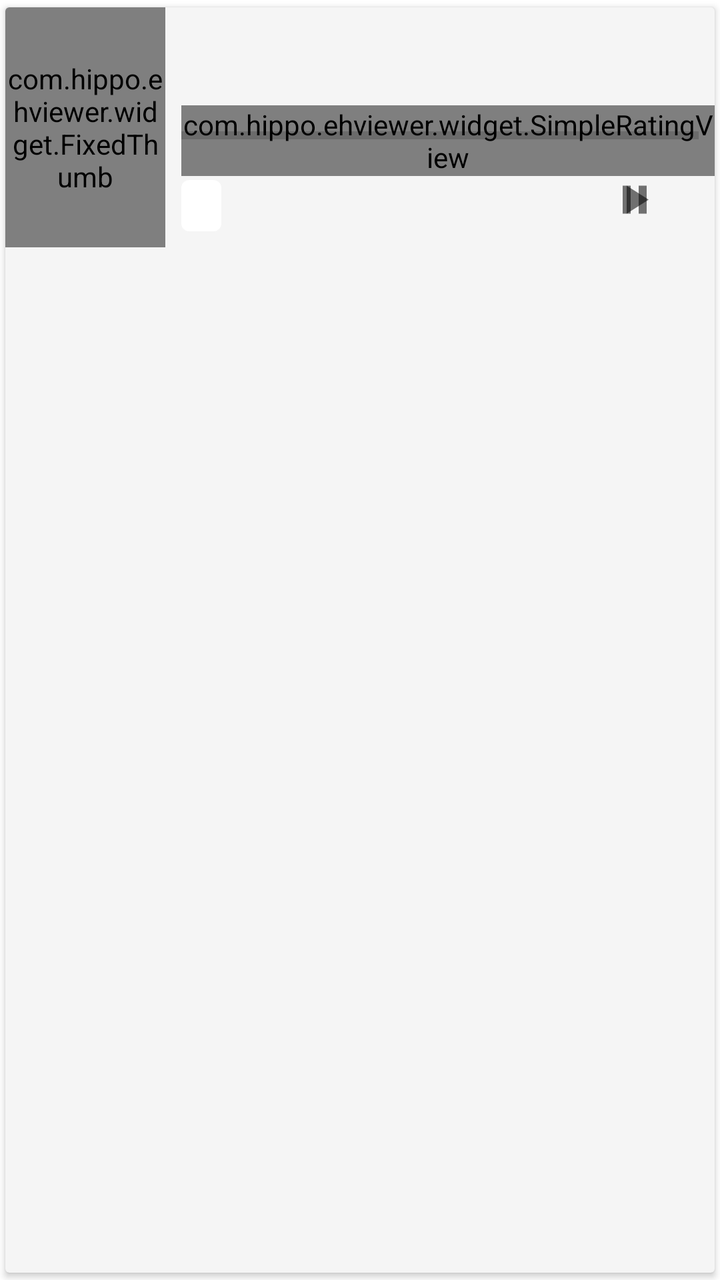
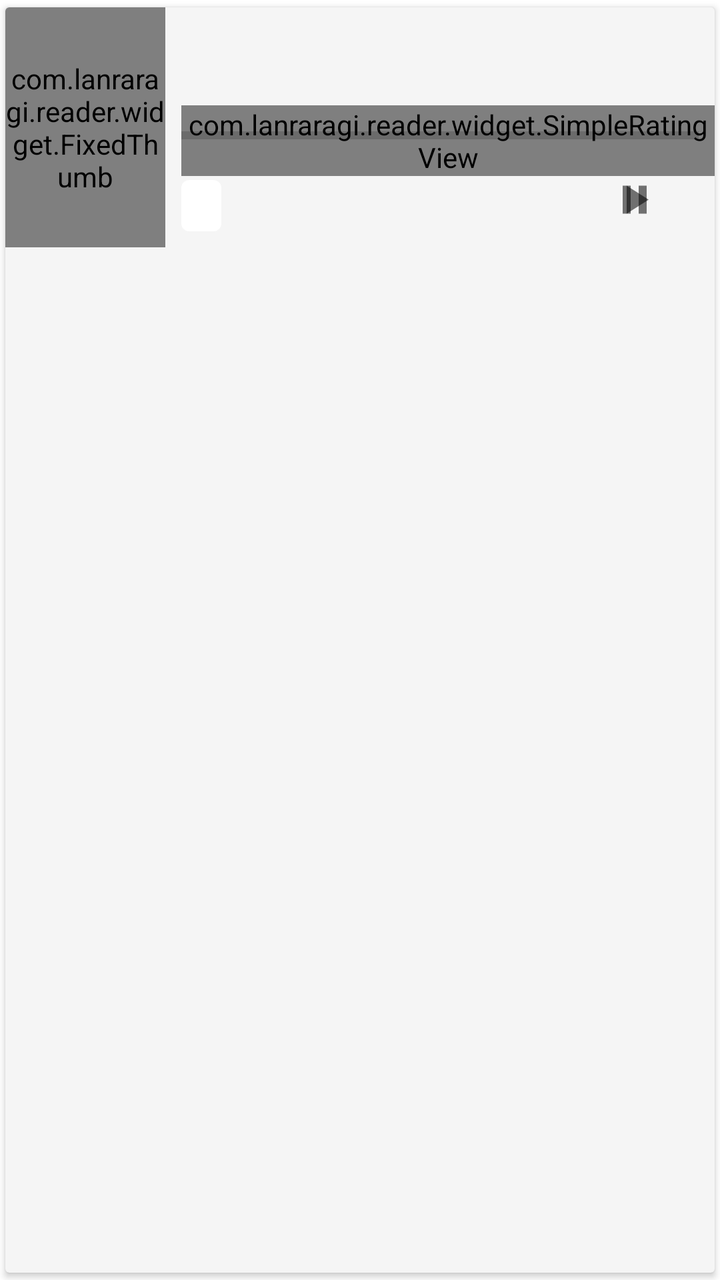

Compare the two renders of this Android layout. The source of the first and the diff that turns it into the second are given below.
<!-- AndroidManifest.xml: application theme AppTheme -->
<!-- res/layout/item_download.xml -->
<?xml version="1.0" encoding="utf-8"?>
<androidx.cardview.widget.CardView
    xmlns:android="http://schemas.android.com/apk/res/android"
    xmlns:tools="http://schemas.android.com/tools"
    xmlns:app="http://schemas.android.com/apk/res-auto"
    android:layout_width="match_parent"
    android:layout_height="wrap_content"
    android:layout_margin="2dp"
    style="@style/CardView.Reactive">

    
    <RelativeLayout
        android:layout_width="match_parent"
        android:layout_height="wrap_content">

            <com.hippo.ehviewer.widget.FixedThumb
                android:id="@+id/thumb"
                android:layout_width="@dimen/gallery_list_thumb_width"
                android:layout_height="@dimen/gallery_list_thumb_height"
                app:retryType="longClick"
                app:minAspect="0.333"
                app:maxAspect="1.333"/>


            <TextView
                android:id="@+id/title"
                style="@style/CardTitle"
                android:layout_width="wrap_content"
                android:layout_height="wrap_content"
                android:layout_alignParentTop="true"
                android:layout_marginStart="8dp"
                android:layout_marginEnd="8dp"
                android:layout_marginTop="4dp"
                android:layout_toEndOf="@id/thumb"/>

            <TextView
                android:id="@+id/uploader"
                style="@style/CardMessage"
                android:layout_width="wrap_content"
                android:layout_height="wrap_content"
                android:layout_alignStart="@id/title"
                android:layout_below="@id/title"
                android:layout_marginTop="2dp"/>

            
            <com.hippo.ehviewer.widget.SimpleRatingView
                android:id="@+id/rating"
                android:layout_width="wrap_content"
                android:layout_height="wrap_content"
                android:layout_alignStart="@id/title"
                android:layout_above="@id/source_server"
                android:layout_marginBottom="2dp"/>

            <TextView
                android:id="@+id/source_server"
                android:layout_width="wrap_content"
                android:layout_height="wrap_content"
                android:layout_alignStart="@id/title"
                android:layout_alignBottom="@id/thumb"
                android:layout_marginBottom="8dp"
                android:background="@drawable/lrr_server_badge_bg"
                android:paddingStart="10dp"
                android:paddingEnd="10dp"
                android:paddingTop="4dp"
                android:paddingBottom="4dp"
                android:maxWidth="140dp"
                android:maxLines="1"
                android:ellipsize="end"
                android:fontFamily="sans-serif-medium"
                android:textSize="13sp"
                android:textAllCaps="true"
                android:letterSpacing="0.04" />

            <TextView
                android:id="@+id/category"
                style="@style/CardMessage"
                android:layout_width="wrap_content"
                android:layout_height="wrap_content"
                android:layout_alignStart="@id/title"
                android:layout_alignBottom="@id/thumb"
                android:layout_marginBottom="8dp"
                android:paddingBottom="2dp"
                android:paddingStart="8dp"
                android:paddingEnd="8dp"
                android:paddingTop="2dp"
                android:textColor="@android:color/white"
                android:textAllCaps="true"/>

            <TextView
                android:id="@+id/read_progress"
                style="@style/ReadProgress"
                android:layout_width="wrap_content"
                android:layout_height="wrap_content"
                android:layout_alignBottom="@id/thumb"
                android:layout_toEndOf="@id/category"
                android:layout_marginBottom="8dp"
                android:paddingStart="8dp"
                android:paddingTop="2dp"
                android:paddingEnd="8dp"
                android:paddingBottom="2dp"
                android:textAllCaps="true" />

            <FrameLayout
                android:id="@+id/actions"
                android:layout_width="wrap_content"
                android:layout_height="wrap_content"
                android:layout_alignBottom="@+id/thumb"
                android:layout_alignParentEnd="true"
                android:paddingEnd="8dp"
                tools:ignore="RtlSymmetry">

                
                <ImageView
                    android:id="@+id/start"
                    android:layout_width="48dp"
                    android:layout_height="48dp"
                    android:padding="12dp"
                    android:layout_marginEnd="8dp"
                    android:contentDescription="@string/cd_start_download"
                    app:srcCompat="@drawable/v_play_x24"/>

                <ImageView
                    android:id="@+id/stop"
                    android:layout_width="48dp"
                    android:layout_height="48dp"
                    android:padding="12dp"
                    android:contentDescription="@string/cd_stop_download"
                    app:srcCompat="@drawable/v_pause_x24"/>

            </FrameLayout>

            <TextView
                android:id="@+id/state"
                android:layout_width="wrap_content"
                android:layout_height="wrap_content"
                android:layout_above="@id/actions"
                android:layout_marginBottom="4dp"
                android:layout_alignParentEnd="true"
                android:paddingEnd="16dp"
                tools:ignore="RtlSymmetry"
                android:textColor="?attr/textColorThemeAccent"/>

            <ProgressBar
                android:id="@+id/progress_bar"
                style="?android:attr/progressBarStyleHorizontal"
                android:layout_width="match_parent"
                android:layout_height="wrap_content"
                android:layout_alignStart="@id/title"
                android:layout_marginEnd="8dp"
                android:layout_above="@id/actions"
                android:indeterminate="false"/>

            <TextView
                android:id="@+id/percent"
                android:layout_width="wrap_content"
                android:layout_height="wrap_content"
                android:layout_above="@id/progress_bar"
                android:layout_alignStart="@id/title"
                android:textSize="@dimen/text_super_small"/>

            <TextView
                android:id="@+id/speed"
                android:layout_width="wrap_content"
                android:layout_height="wrap_content"
                android:layout_above="@id/progress_bar"
                android:layout_alignParentEnd="true"
                android:layout_marginEnd="8dp"
                android:textSize="@dimen/text_super_small"/>

    </RelativeLayout>
</androidx.cardview.widget.CardView>
<!-- resources referenced by this layout -->
<resources>
  <dimen name="gallery_list_thumb_height">120dp</dimen>
  <dimen name="gallery_list_thumb_width">80dp</dimen>
  <dimen name="text_super_small">12sp</dimen>
  <string name="cd_start_download">Start download</string>
  <string name="cd_stop_download">Stop download</string>
  <style name="CardView.Reactive" parent="CardView.Normal">
          <item name="cardBackgroundColor">?attr/contentColorReactive</item>
      </style>
  <style name="AppTheme" parent="BaseTheme">
          <item name="android:windowBackground">@color/white</item>
      </style>
  <string name="pd_pause" translatable="false">M14,19.14H18V5.14H14M6,19.14H10V5.14H6V19.14Z</string>
  <string name="pd_play" translatable="false">M8,5.14V19.14L19,12.14L8,5.14Z</string>
  <style name="TextAppearance.CardMessage">
          <item name="android:textSize">@dimen/text_small</item>
          <item name="android:textColor">?android:attr/textColorSecondary</item>
      </style>
  <style name="TextAppearance.CardTitle">
          <item name="android:textSize">@dimen/text_little_small</item>
          <item name="android:textColor">?android:attr/textColorPrimary</item>
      </style>
  <style name="TextAppearance.ReadProgress">
          <item name="android:textSize">@dimen/text_small</item>
          <item name="android:textColor">?android:attr/textColorPrimary</item>
      </style>
  <color name="white">#ffffffff</color>
  <dimen name="text_small">14sp</dimen>
  <dimen name="text_little_small">16sp</dimen>
  <color name="colorPrimary">@color/teal_500</color>
  <color name="popupWindow_background_light">#ffF2F2F2</color>
  <color name="colorPrimaryDark">@color/teal_700</color>
  <color name="colorAccent">@color/purple_a200</color>
  <style name="ActionBarStyle" parent="@style/Widget.AppCompat.ActionBar.Solid">
          <item name="background">?attr/toolbarColor</item>
      </style>
  <color name="divider_light">#20000000</color>
  <color name="loading_indicator_blue">#ff1d87e4</color>
  <color name="primary_drawable_light">#8a000000</color>
  <color name="secondary_drawable_light">#42000000</color>
  <color name="content_light">@color/grey_100</color>
  <color name="progress_light">@color/colorAccent</color>
  <color name="guide_bg">#e5009688</color>
  <color name="tag_group_background_light">@color/colorAccent</color>
  <color name="tag_background_light">@color/colorPrimary</color>
  <color name="lrr_server_badge_0_bg_light">#FBF3DB</color>
  <color name="lrr_server_badge_1_bg_light">#FAEBDD</color>
  <color name="lrr_server_badge_2_bg_light">#FBE4E4</color>
  <color name="lrr_server_badge_3_bg_light">#DDEBF1</color>
  <color name="lrr_server_badge_4_bg_light">#DDEDEA</color>
  <color name="lrr_server_badge_5_bg_light">#EAE4F2</color>
  <color name="lrr_server_badge_6_bg_light">#F4DFEB</color>
  <color name="lrr_server_badge_7_bg_light">#F4EEEE</color>
  <color name="lrr_server_badge_0_fg_light">#B17C00</color>
  <color name="lrr_server_badge_1_fg_light">#B05300</color>
  <color name="lrr_server_badge_2_fg_light">#C0392B</color>
  <color name="lrr_server_badge_3_fg_light">#0B6E99</color>
  <color name="lrr_server_badge_4_fg_light">#0F7B6C</color>
  <color name="lrr_server_badge_5_fg_light">#6940A5</color>
  <color name="lrr_server_badge_6_fg_light">#AD1A72</color>
  <color name="lrr_server_badge_7_fg_light">#6B4D3E</color>
  <color name="lrr_server_active_row_bg_light">#1F009688</color>
  <color name="teal_700">#ff00796b</color>
  <color name="gallery_detail_button_background_light">@color/grey_100</color>
  <color name="colorLimitCountBg">#ff009688</color>
  <color name="shape_color_limits">@color/teal_500</color>
  <color name="home_shadow_color">@color/grey_350</color>
  <color name="icon_color">@color/grey_100</color>
  <color name="teal_500">#ff009688</color>
  <color name="purple_a200">#ffe040fb</color>
  <color name="grey_100">#fff5f5f5</color>
  <color name="grey_350">#ffcfcfcf</color>
  <!-- unchanged entries left out for length: 11 -->
</resources>

<!-- the commit's change to res/layout/item_download.xml (unified diff, before → after) -->
@@ -13,7 +13,7 @@
         android:layout_width="match_parent"
         android:layout_height="wrap_content">
 
-            <com.hippo.ehviewer.widget.FixedThumb
+            <com.lanraragi.reader.widget.FixedThumb
                 android:id="@+id/thumb"
                 android:layout_width="@dimen/gallery_list_thumb_width"
                 android:layout_height="@dimen/gallery_list_thumb_height"
@@ -43,7 +43,7 @@
                 android:layout_marginTop="2dp"/>
 
             
-            <com.hippo.ehviewer.widget.SimpleRatingView
+            <com.lanraragi.reader.widget.SimpleRatingView
                 android:id="@+id/rating"
                 android:layout_width="wrap_content"
                 android:layout_height="wrap_content"
